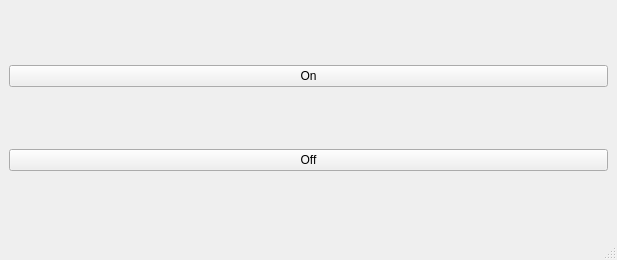
Before: the Qt Designer form App/LEDControll/MainWindow.ui in lancedelgardo/LEDOcta, drawn with Qt 5.
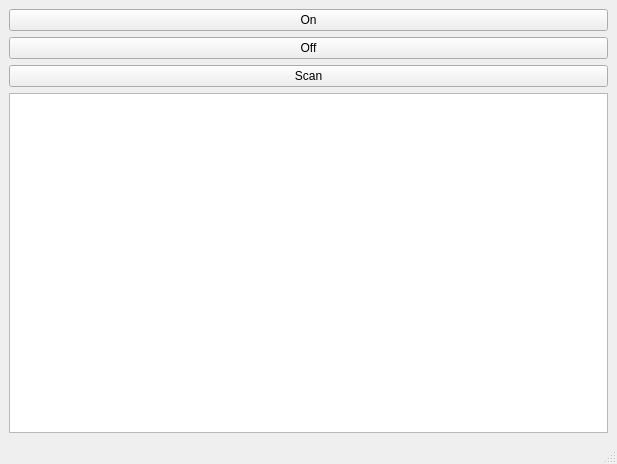
After: the same form once the commit is applied.

```diff
--- a/App/LEDControll/MainWindow.ui
+++ b/App/LEDControll/MainWindow.ui
@@ -7,7 +7,7 @@
     <x>0</x>
     <y>0</y>
     <width>617</width>
-    <height>260</height>
+    <height>464</height>
    </rect>
   </property>
   <property name="windowTitle">
@@ -29,6 +29,16 @@
       </property>
      </widget>
     </item>
+    <item>
+     <widget class="QPushButton" name="scanWifipushButton">
+      <property name="text">
+       <string>Scan</string>
+      </property>
+     </widget>
+    </item>
+    <item>
+     <widget class="QListView" name="listView"/>
+    </item>
    </layout>
   </widget>
   <widget class="QMenuBar" name="menubar">
```
